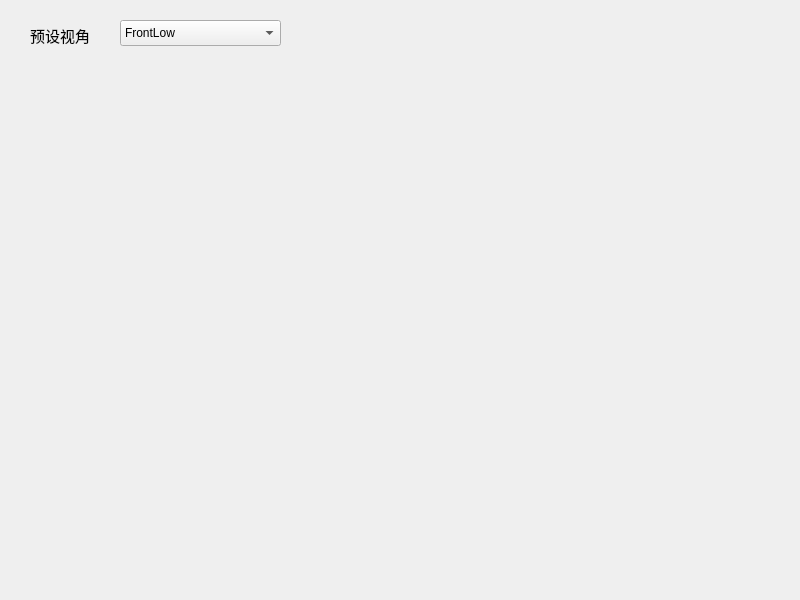
This is Qt5.9Develop/chapter10DataVisualization/bar3D/mainwindow.ui in metanoia1989/QTStudy as Qt 5 draws it before an edit. The edited form follows.
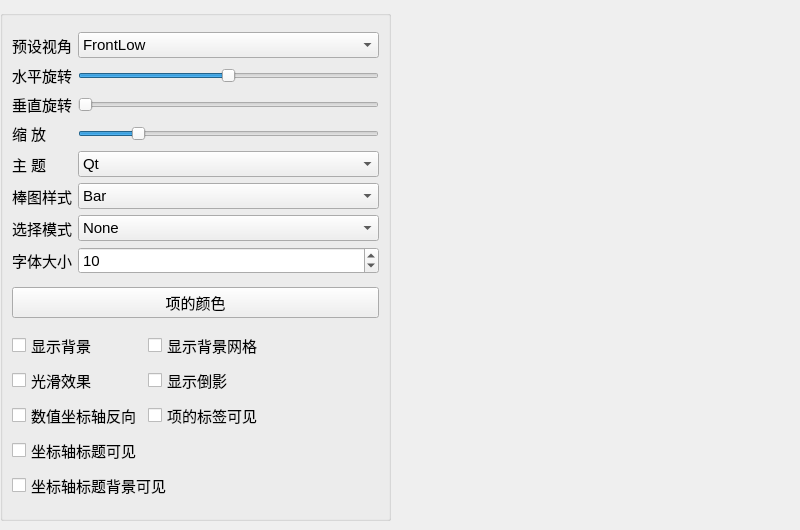
This is the edited form.

Diff of the .ui file:
```diff
--- a/Qt5.9Develop/chapter10DataVisualization/bar3D/mainwindow.ui
+++ b/Qt5.9Develop/chapter10DataVisualization/bar3D/mainwindow.ui
@@ -7,22 +7,35 @@
     <x>0</x>
     <y>0</y>
     <width>800</width>
-    <height>600</height>
+    <height>530</height>
    </rect>
   </property>
+  <property name="font">
+   <font>
+    <pointsize>11</pointsize>
+   </font>
+  </property>
   <property name="windowTitle">
    <string>MainWindow</string>
   </property>
   <widget class="QWidget" name="centralwidget">
+   <widget class="QGroupBox" name="groupBox">
+    <property name="geometry">
+     <rect>
+      <x>0</x>
+      <y>10</y>
+      <width>391</width>
+      <height>511</height>
+     </rect>
+    </property>
+    <property name="title">
+     <string/>
+    </property>
+    <layout class="QVBoxLayout" name="verticalLayout">
+     <item>
+      <layout class="QGridLayout" name="gridLayout_2">
+       <item row="0" column="0">
    <widget class="QLabel" name="label">
-    <property name="geometry">
-     <rect>
-      <x>30</x>
-      <y>20</y>
-      <width>71</width>
-      <height>31</height>
-     </rect>
-    </property>
     <property name="font">
      <font>
       <pointsize>11</pointsize>
@@ -32,15 +45,9 @@
      <string>预设视角</string>
     </property>
    </widget>
-   <widget class="QComboBox" name="comboBox">
-    <property name="geometry">
-     <rect>
-      <x>120</x>
-      <y>20</y>
-      <width>161</width>
-      <height>26</height>
-     </rect>
-    </property>
+       </item>
+       <item row="0" column="1">
+        <widget class="QComboBox" name="comboCamera">
     <item>
      <property name="text">
       <string>FrontLow</string>
@@ -161,6 +168,392 @@
       <string>DirectlyBelow</string>
      </property>
     </item>
+        </widget>
+       </item>
+       <item row="1" column="0">
+        <widget class="QLabel" name="label_2">
+         <property name="font">
+          <font>
+           <pointsize>11</pointsize>
+          </font>
+         </property>
+         <property name="text">
+          <string>水平旋转</string>
+         </property>
+        </widget>
+       </item>
+       <item row="1" column="1">
+        <widget class="QSlider" name="sliderH">
+         <property name="minimum">
+          <number>-180</number>
+         </property>
+         <property name="maximum">
+          <number>180</number>
+         </property>
+         <property name="orientation">
+          <enum>Qt::Horizontal</enum>
+         </property>
+        </widget>
+       </item>
+       <item row="2" column="0">
+        <widget class="QLabel" name="label_3">
+         <property name="font">
+          <font>
+           <pointsize>11</pointsize>
+          </font>
+         </property>
+         <property name="text">
+          <string>垂直旋转</string>
+         </property>
+        </widget>
+       </item>
+       <item row="2" column="1">
+        <widget class="QSlider" name="sliderV">
+         <property name="minimum">
+          <number>0</number>
+         </property>
+         <property name="maximum">
+          <number>90</number>
+         </property>
+         <property name="orientation">
+          <enum>Qt::Horizontal</enum>
+         </property>
+        </widget>
+       </item>
+       <item row="3" column="0">
+        <widget class="QLabel" name="label_4">
+         <property name="font">
+          <font>
+           <pointsize>11</pointsize>
+          </font>
+         </property>
+         <property name="text">
+          <string>缩 放</string>
+         </property>
+        </widget>
+       </item>
+       <item row="3" column="1">
+        <widget class="QSlider" name="sliderZoom">
+         <property name="minimum">
+          <number>10</number>
+         </property>
+         <property name="maximum">
+          <number>500</number>
+         </property>
+         <property name="value">
+          <number>100</number>
+         </property>
+         <property name="orientation">
+          <enum>Qt::Horizontal</enum>
+         </property>
+        </widget>
+       </item>
+       <item row="4" column="0">
+        <widget class="QLabel" name="label_5">
+         <property name="font">
+          <font>
+           <pointsize>11</pointsize>
+          </font>
+         </property>
+         <property name="text">
+          <string>主 题</string>
+         </property>
+        </widget>
+       </item>
+       <item row="4" column="1">
+        <widget class="QComboBox" name="cBoxTheme">
+         <item>
+          <property name="text">
+           <string>Qt</string>
+          </property>
+         </item>
+         <item>
+          <property name="text">
+           <string>Primary Colors</string>
+          </property>
+         </item>
+         <item>
+          <property name="text">
+           <string>Digia</string>
+          </property>
+         </item>
+         <item>
+          <property name="text">
+           <string>StoneMoss</string>
+          </property>
+         </item>
+         <item>
+          <property name="text">
+           <string>ArmyBlue</string>
+          </property>
+         </item>
+         <item>
+          <property name="text">
+           <string>Retro</string>
+          </property>
+         </item>
+         <item>
+          <property name="text">
+           <string>Ebony</string>
+          </property>
+         </item>
+         <item>
+          <property name="text">
+           <string>Isabelle</string>
+          </property>
+         </item>
+        </widget>
+       </item>
+       <item row="5" column="0">
+        <widget class="QLabel" name="label_6">
+         <property name="font">
+          <font>
+           <pointsize>11</pointsize>
+          </font>
+         </property>
+         <property name="text">
+          <string>棒图样式</string>
+         </property>
+        </widget>
+       </item>
+       <item row="5" column="1">
+        <widget class="QComboBox" name="cBoxBarStyle">
+         <item>
+          <property name="text">
+           <string>Bar</string>
+          </property>
+         </item>
+         <item>
+          <property name="text">
+           <string>Cube</string>
+          </property>
+         </item>
+         <item>
+          <property name="text">
+           <string>Pyramid</string>
+          </property>
+         </item>
+         <item>
+          <property name="text">
+           <string>Cone</string>
+          </property>
+         </item>
+         <item>
+          <property name="text">
+           <string>Cylinder</string>
+          </property>
+         </item>
+         <item>
+          <property name="text">
+           <string>BevelBar</string>
+          </property>
+         </item>
+         <item>
+          <property name="text">
+           <string>BevelCube</string>
+          </property>
+         </item>
+         <item>
+          <property name="text">
+           <string>Sphere</string>
+          </property>
+         </item>
+         <item>
+          <property name="text">
+           <string>Minimal</string>
+          </property>
+         </item>
+         <item>
+          <property name="text">
+           <string>Arrow</string>
+          </property>
+         </item>
+         <item>
+          <property name="text">
+           <string>Point</string>
+          </property>
+         </item>
+        </widget>
+       </item>
+       <item row="6" column="0">
+        <widget class="QLabel" name="label_7">
+         <property name="font">
+          <font>
+           <pointsize>11</pointsize>
+          </font>
+         </property>
+         <property name="text">
+          <string>选择模式</string>
+         </property>
+        </widget>
+       </item>
+       <item row="6" column="1">
+        <widget class="QComboBox" name="cBoxSelectionMode">
+         <item>
+          <property name="text">
+           <string>None</string>
+          </property>
+         </item>
+         <item>
+          <property name="text">
+           <string>Item</string>
+          </property>
+         </item>
+         <item>
+          <property name="text">
+           <string>Row</string>
+          </property>
+         </item>
+         <item>
+          <property name="text">
+           <string>Item And Row</string>
+          </property>
+         </item>
+         <item>
+          <property name="text">
+           <string>Column</string>
+          </property>
+         </item>
+         <item>
+          <property name="text">
+           <string>Item And Column</string>
+          </property>
+         </item>
+         <item>
+          <property name="text">
+           <string>Row And Column</string>
+          </property>
+         </item>
+         <item>
+          <property name="text">
+           <string>Item Row And Column</string>
+          </property>
+         </item>
+         <item>
+          <property name="text">
+           <string>Slice</string>
+          </property>
+         </item>
+        </widget>
+       </item>
+       <item row="7" column="0">
+        <widget class="QLabel" name="label_8">
+         <property name="font">
+          <font>
+           <pointsize>11</pointsize>
+          </font>
+         </property>
+         <property name="text">
+          <string>字体大小</string>
+         </property>
+        </widget>
+       </item>
+       <item row="7" column="1">
+        <widget class="QSpinBox" name="spinFontSize">
+         <property name="minimum">
+          <number>5</number>
+         </property>
+         <property name="value">
+          <number>10</number>
+         </property>
+        </widget>
+       </item>
+      </layout>
+     </item>
+     <item>
+      <widget class="QPushButton" name="btnBarColor">
+       <property name="text">
+        <string>项的颜色</string>
+       </property>
+      </widget>
+     </item>
+     <item>
+      <layout class="QGridLayout" name="gridLayout">
+       <item row="3" column="0">
+        <widget class="QCheckBox" name="chkBoxAxisTitle">
+         <property name="text">
+          <string>坐标轴标题可见</string>
+         </property>
+        </widget>
+       </item>
+       <item row="0" column="1" colspan="2">
+        <widget class="QCheckBox" name="chkBoxGrid">
+         <property name="text">
+          <string>显示背景网格</string>
+         </property>
+        </widget>
+       </item>
+       <item row="2" column="1" colspan="2">
+        <widget class="QCheckBox" name="chkBoxItemLabel">
+         <property name="text">
+          <string>项的标签可见</string>
+         </property>
+        </widget>
+       </item>
+       <item row="4" column="0" colspan="2">
+        <widget class="QCheckBox" name="chkBoxAxisBackground">
+         <property name="text">
+          <string>坐标轴标题背景可见</string>
+         </property>
+        </widget>
+       </item>
+       <item row="1" column="0">
+        <widget class="QCheckBox" name="chkBoxSmooth">
+         <property name="text">
+          <string>光滑效果</string>
+         </property>
+        </widget>
+       </item>
+       <item row="2" column="0">
+        <widget class="QCheckBox" name="chkBoxReverse">
+         <property name="text">
+          <string>数值坐标轴反向</string>
+         </property>
+        </widget>
+       </item>
+       <item row="3" column="2">
+        <spacer name="horizontalSpacer">
+         <property name="orientation">
+          <enum>Qt::Horizontal</enum>
+         </property>
+         <property name="sizeHint" stdset="0">
+          <size>
+           <width>98</width>
+           <height>20</height>
+          </size>
+         </property>
+        </spacer>
+       </item>
+       <item row="4" column="2">
+        <spacer name="horizontalSpacer_2">
+         <property name="orientation">
+          <enum>Qt::Horizontal</enum>
+         </property>
+         <property name="sizeHint" stdset="0">
+          <size>
+           <width>98</width>
+           <height>20</height>
+          </size>
+         </property>
+        </spacer>
+       </item>
+       <item row="1" column="1" colspan="2">
+        <widget class="QCheckBox" name="chkBoxReflection">
+         <property name="text">
+          <string>显示倒影</string>
+         </property>
+        </widget>
+       </item>
+       <item row="0" column="0">
+        <widget class="QCheckBox" name="chkBoxBackground">
+         <property name="text">
+          <string>显示背景</string>
+         </property>
+        </widget>
+       </item>
+      </layout>
+     </item>
+    </layout>
    </widget>
   </widget>
  </widget>
```
Lines whose indentation alone changed are shown as unchanged.
